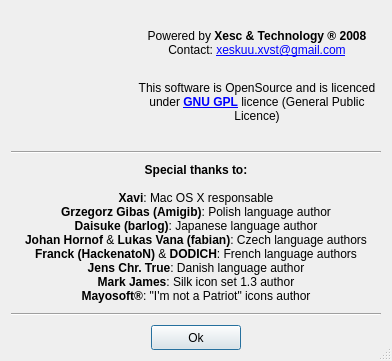
Qt form ui/credits.ui (ckorn/xvst) before a commit.
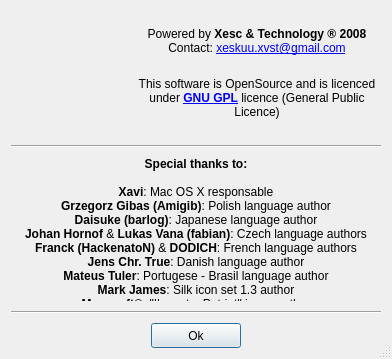
The same form after that commit. Icons and pictures are not drawn.

```diff
--- a/ui/credits.ui
+++ b/ui/credits.ui
@@ -6,7 +6,7 @@
     <x>0</x>
     <y>0</y>
     <width>392</width>
-    <height>361</height>
+    <height>359</height>
    </rect>
   </property>
   <property name="windowTitle" >
@@ -124,7 +124,7 @@
    <item row="2" column="0" colspan="3" >
     <widget class="QLabel" name="label_5" >
      <property name="text" >
-      <string>&lt;b>Special thanks to:&lt;/b>&lt;br>&lt;br>&lt;b>Xavi&lt;/b>: Mac OS X responsable&lt;br>&lt;b>Grzegorz Gibas (Amigib)&lt;/b>: Polish language author&lt;br>&lt;b>Daisuke (barlog)&lt;/b>: Japanese language author&lt;br>&lt;b>Johan Hornof&lt;/b> &amp; &lt;b>Lukas Vana (fabian)&lt;/b>: Czech language authors&lt;br>&lt;b>Franck (HackenatoN)&lt;/b> &amp; &lt;b>DODICH&lt;/b>: French language authors&lt;br>&lt;b>Jens Chr. True&lt;/b>: Danish language author&lt;br>&lt;b>Mark James&lt;/b>: Silk icon set 1.3 author&lt;br>&lt;b>Mayosoft®&lt;/b>: "I'm not a Patriot" icons author</string>
+      <string>&lt;b>Special thanks to:&lt;/b>&lt;br>&lt;br>&lt;b>Xavi&lt;/b>: Mac OS X responsable&lt;br>&lt;b>Grzegorz Gibas (Amigib)&lt;/b>: Polish language author&lt;br>&lt;b>Daisuke (barlog)&lt;/b>: Japanese language author&lt;br>&lt;b>Johan Hornof&lt;/b> &amp; &lt;b>Lukas Vana (fabian)&lt;/b>: Czech language authors&lt;br>&lt;b>Franck (HackenatoN)&lt;/b> &amp; &lt;b>DODICH&lt;/b>: French language authors&lt;br>&lt;b>Jens Chr. True&lt;/b>: Danish language author&lt;br>&lt;b>Mateus Tuler&lt;/b>: Portugese - Brasil language author&lt;br>&lt;b>Mark James&lt;/b>: Silk icon set 1.3 author&lt;br>&lt;b>Mayosoft®&lt;/b>: "I'm not a Patriot" icons author</string>
      </property>
      <property name="alignment" >
       <set>Qt::AlignCenter</set>
```
Left out of the diff: 10 changed lines with no effect on the pictures.
